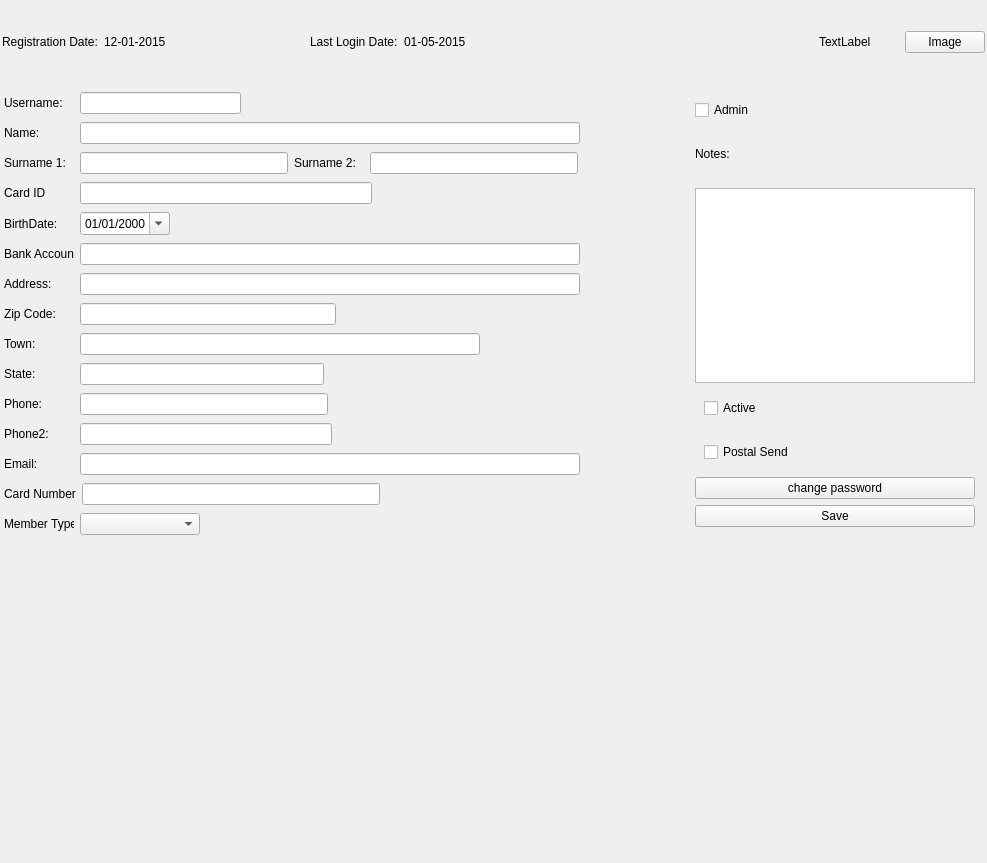
Old version of the form penyamanager/admin/memberview.ui in the repository eguzki/penyamanager.
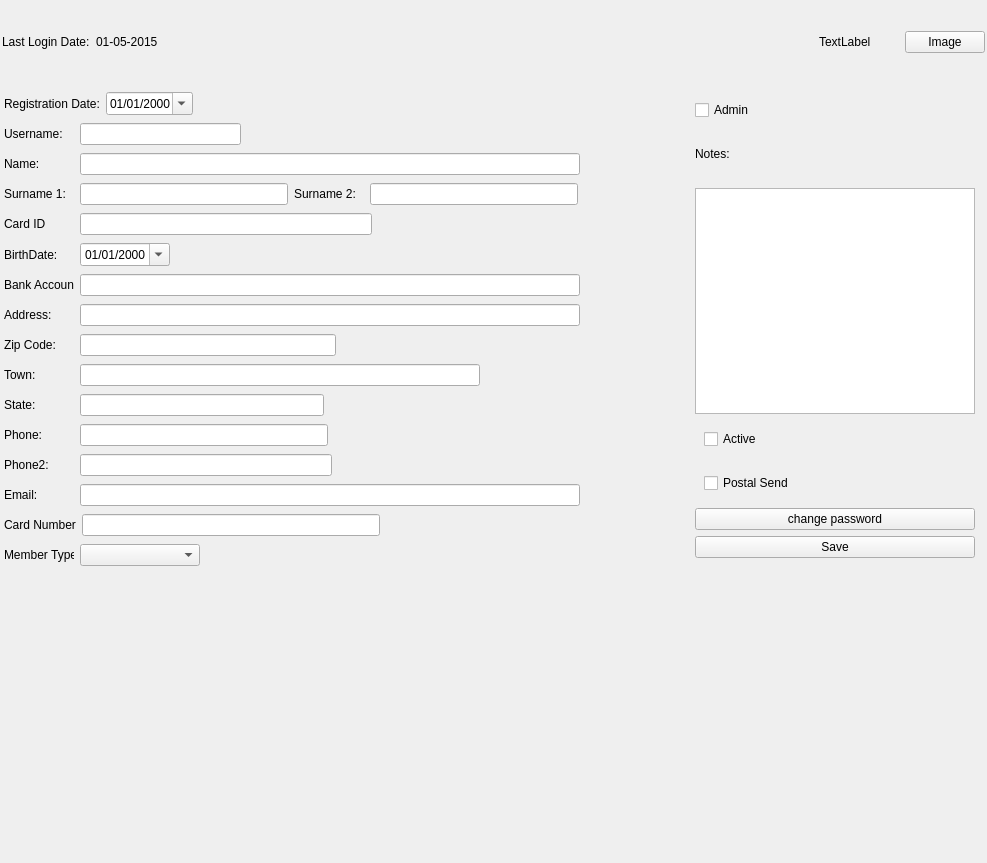
New version of the form.

Commit message: user registration data can be edited on create/update member

Patch:
```diff
--- a/penyamanager/admin/memberview.ui
+++ b/penyamanager/admin/memberview.ui
@@ -95,32 +95,6 @@
       <property name="bottomMargin">
        <number>1</number>
       </property>
-      <item>
-       <widget class="QLabel" name="regDateLabel">
-        <property name="text">
-         <string>Registration Date:</string>
-        </property>
-       </widget>
-      </item>
-      <item>
-       <widget class="QLabel" name="regDateValueLabel">
-        <property name="minimumSize">
-         <size>
-          <width>200</width>
-          <height>0</height>
-         </size>
-        </property>
-        <property name="maximumSize">
-         <size>
-          <width>200</width>
-          <height>16777215</height>
-         </size>
-        </property>
-        <property name="text">
-         <string>12-01-2015</string>
-        </property>
-       </widget>
-      </item>
       <item>
        <widget class="QLabel" name="lastLoginLabel">
         <property name="text">
@@ -225,6 +199,54 @@
          <property name="bottomMargin">
           <number>1</number>
          </property>
+         <item>
+          <widget class="QWidget" name="registrationDateWidget" native="true">
+           <layout class="QHBoxLayout" name="horizontalLayout">
+            <property name="leftMargin">
+             <number>1</number>
+            </property>
+            <property name="topMargin">
+             <number>1</number>
+            </property>
+            <property name="rightMargin">
+             <number>1</number>
+            </property>
+            <property name="bottomMargin">
+             <number>1</number>
+            </property>
+            <item>
+             <widget class="QLabel" name="regDateLabel">
+              <property name="text">
+               <string>Registration Date:</string>
+              </property>
+             </widget>
+            </item>
+            <item>
+             <widget class="QDateEdit" name="regDateDateEdit">
+              <property name="displayFormat">
+               <string>dd/MM/yyyy</string>
+              </property>
+              <property name="calendarPopup">
+               <bool>true</bool>
+              </property>
+             </widget>
+            </item>
+            <item>
+             <spacer name="horizontalSpacer_4">
+              <property name="orientation">
+               <enum>Qt::Horizontal</enum>
+              </property>
+              <property name="sizeHint" stdset="0">
+               <size>
+                <width>451</width>
+                <height>20</height>
+               </size>
+              </property>
+             </spacer>
+            </item>
+           </layout>
+          </widget>
+         </item>
          <item>
           <widget class="QWidget" name="usernameWidget" native="true">
            <layout class="QHBoxLayout" name="horizontalLayout_5">
```
The commit also changes 2 other files.
